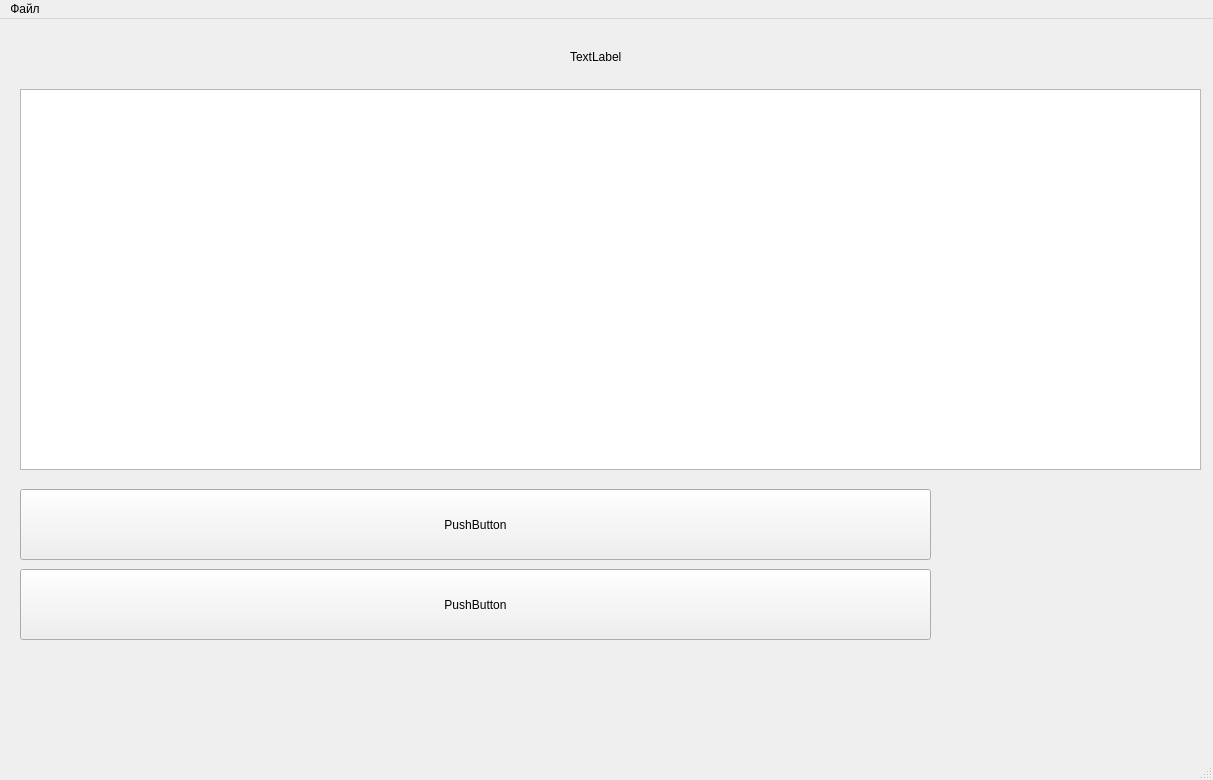
The window that design.ui (ledykate/cod_huffman_ui) describes before a commit, drawn with Qt 5.
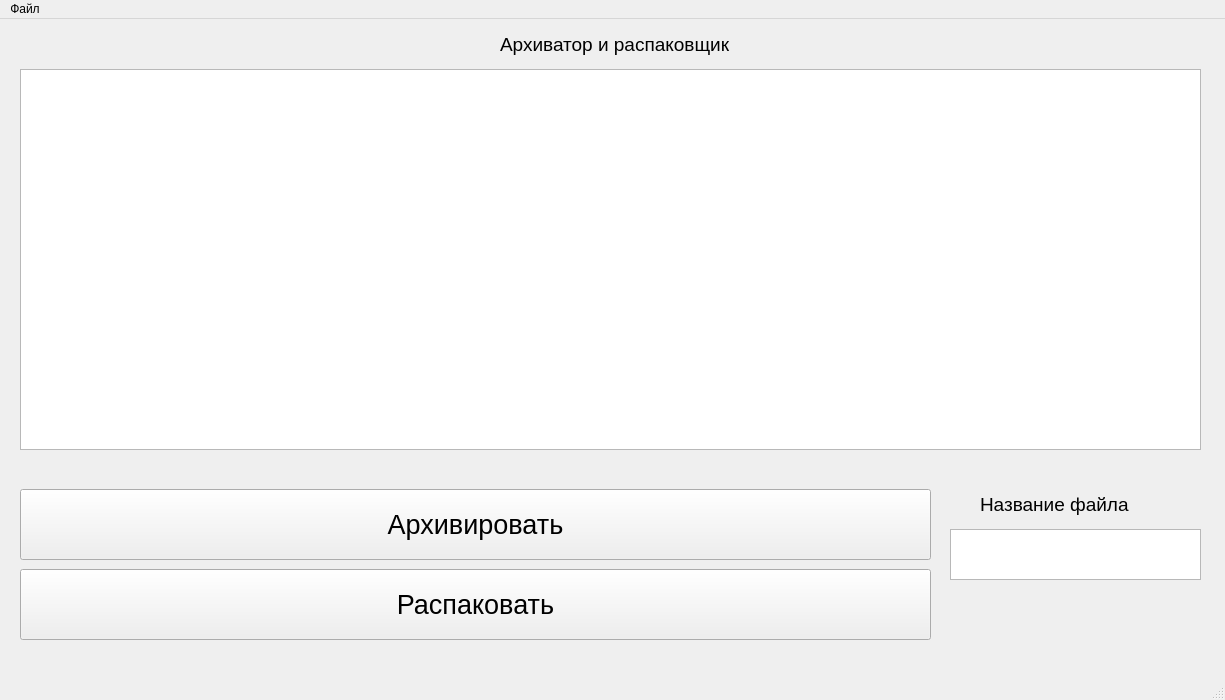
The same window after the commit.

Commit message:
Пробный вариант интерфейса
Переименование кнопок

Diff of the .ui file:
```diff
--- a/design.ui
+++ b/design.ui
@@ -6,8 +6,8 @@
    <rect>
     <x>0</x>
     <y>0</y>
-    <width>1213</width>
-    <height>780</height>
+    <width>1225</width>
+    <height>700</height>
    </rect>
   </property>
   <property name="windowTitle">
@@ -18,7 +18,7 @@
     <property name="geometry">
      <rect>
       <x>20</x>
-      <y>70</y>
+      <y>50</y>
       <width>1181</width>
       <height>381</height>
      </rect>
@@ -33,8 +33,13 @@
       <height>71</height>
      </rect>
     </property>
+    <property name="font">
+     <font>
+      <pointsize>20</pointsize>
+     </font>
+    </property>
     <property name="text">
-     <string>PushButton</string>
+     <string>Архивировать</string>
     </property>
    </widget>
    <widget class="QPushButton" name="pushButton_2">
@@ -46,21 +51,61 @@
       <height>71</height>
      </rect>
     </property>
+    <property name="font">
+     <font>
+      <family>MS Shell Dlg 2</family>
+      <pointsize>20</pointsize>
+      <kerning>true</kerning>
+     </font>
+    </property>
     <property name="text">
-     <string>PushButton</string>
+     <string>Распаковать</string>
     </property>
    </widget>
    <widget class="QLabel" name="label">
     <property name="geometry">
      <rect>
-      <x>570</x>
-      <y>30</y>
-      <width>55</width>
-      <height>16</height>
+      <x>500</x>
+      <y>10</y>
+      <width>301</width>
+      <height>31</height>
      </rect>
     </property>
+    <property name="font">
+     <font>
+      <pointsize>14</pointsize>
+     </font>
+    </property>
     <property name="text">
-     <string>TextLabel</string>
+     <string>Архиватор и распаковщик</string>
+    </property>
+   </widget>
+   <widget class="QTextEdit" name="okno_file">
+    <property name="geometry">
+     <rect>
+      <x>950</x>
+      <y>510</y>
+      <width>251</width>
+      <height>51</height>
+     </rect>
+    </property>
+   </widget>
+   <widget class="QLabel" name="label_2">
+    <property name="geometry">
+     <rect>
+      <x>980</x>
+      <y>470</y>
+      <width>181</width>
+      <height>31</height>
+     </rect>
+    </property>
+    <property name="font">
+     <font>
+      <pointsize>14</pointsize>
+     </font>
+    </property>
+    <property name="text">
+     <string>Название файла</string>
     </property>
    </widget>
   </widget>
@@ -69,7 +114,7 @@
     <rect>
      <x>0</x>
      <y>0</y>
-     <width>1213</width>
+     <width>1225</width>
      <height>26</height>
     </rect>
    </property>
```
Left out of the diff: 6 changed lines with no effect on the pictures.
